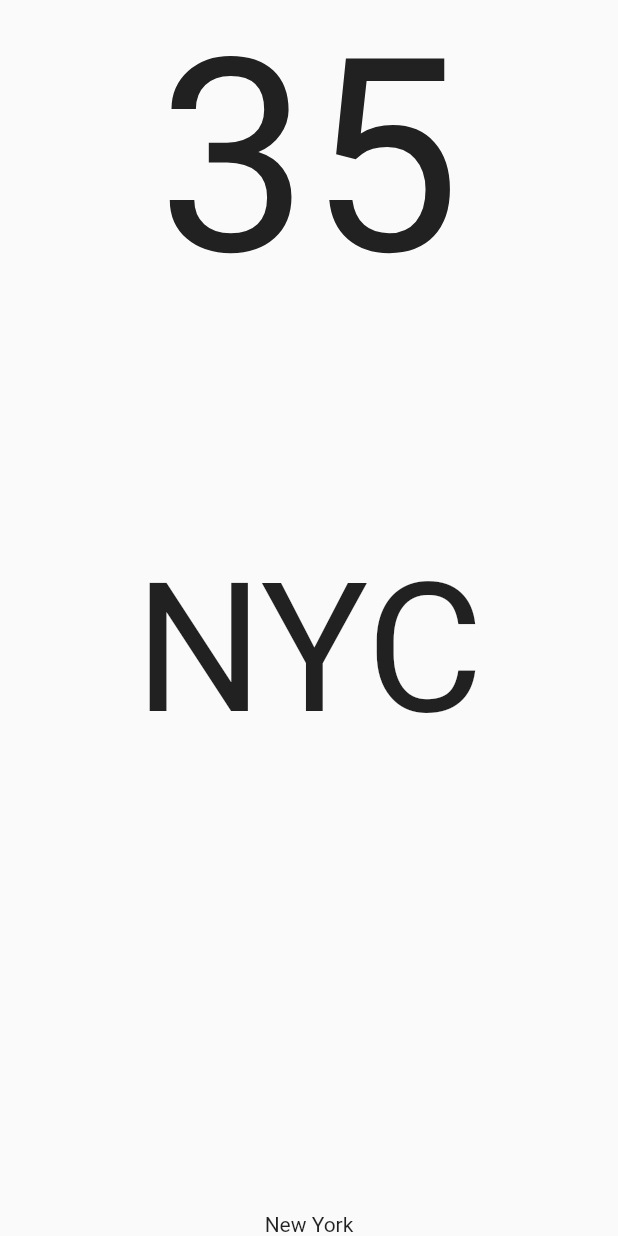
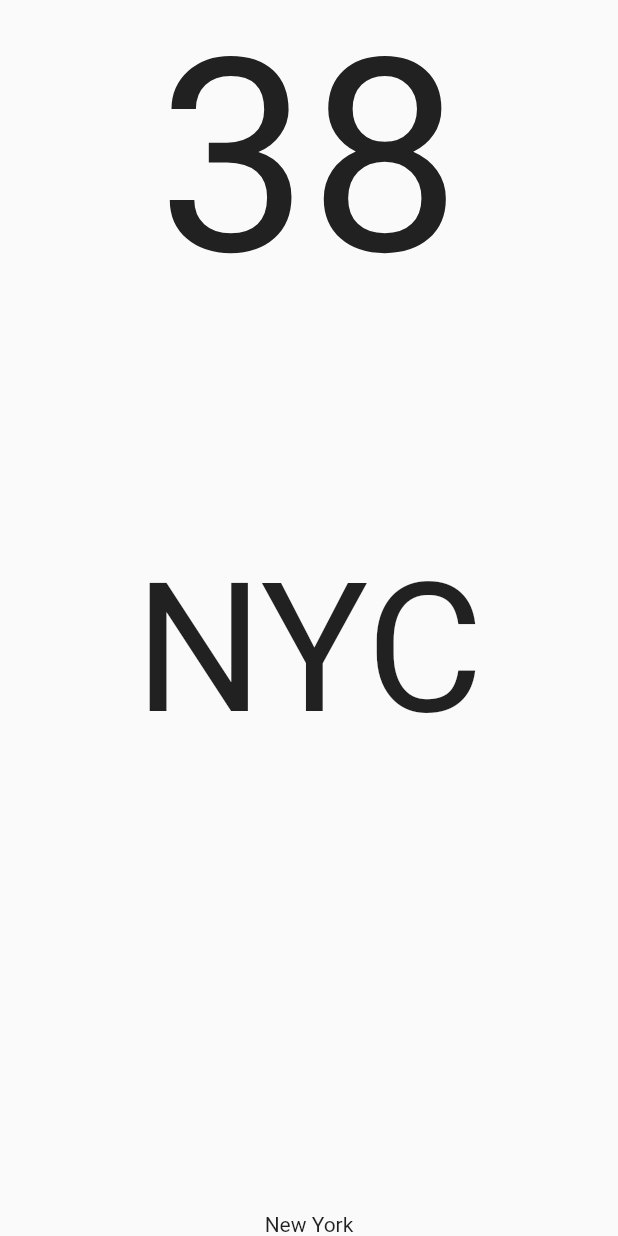
Before and after one commit to MyoThuKha/weather-app, a Flutter app: the screen it shows after launch, after a tap on an icon or button, on a phone screen of 412 x 824 dp. Run offline on Flutter 3.47's test engine with Material 2 defaults, Android fonts, the phone set to English and light mode, and no system bars.

Commit message:
pass datas between pages

```diff
--- a/lib/components/grid_item.dart
+++ b/lib/components/grid_item.dart
@@ -1,18 +1,26 @@
 import 'package:flutter/material.dart';
-import 'package:weather_app/pages/detail_page.dart';
 
 class GridItem extends StatelessWidget {
-  const GridItem({super.key});
+  final String temperature;
+  final String cityShort;
+  final String city;
 
-  final String temperature = "38";
-  final String cityShort = "nyc";
-  final String city = "New York";
+  const GridItem({
+    super.key,
+    required this.temperature,
+    required this.cityShort,
+    required this.city,
+  });
 
   @override
   Widget build(BuildContext context) {
     return GestureDetector(
       onTap: () {
-        Navigator.pushNamed(context, "detail");
+        Navigator.pushNamed(context, "detail", arguments: {
+          "temp": temperature,
+          "city": city,
+          "short": cityShort,
+        });
       },
       child: Container(
         decoration: BoxDecoration(
@@ -24,10 +32,10 @@ class GridItem extends StatelessWidget {
             mainAxisAlignment: MainAxisAlignment.spaceBetween,
             crossAxisAlignment: CrossAxisAlignment.start,
             children: [
-              Text(
-                "$temperature°",
-                style: const TextStyle(
-                  fontSize: 80,
+              FittedBox(
+                child: Text(
+                  "$temperature°",
+                  style: const TextStyle(fontSize: 100),
                 ),
               ),
               Column(
--- a/lib/pages/detail_page.dart
+++ b/lib/pages/detail_page.dart
@@ -1,11 +1,10 @@
 import 'package:flutter/material.dart';
 
 class DetailPage extends StatelessWidget {
-  DetailPage({super.key});
+  const DetailPage({super.key});
 
-  final String temperature = "35";
-  final String cityShort = "nyc".toUpperCase();
-  final String city = "New York";
+  // final String cityShort = "nyc".toUpperCase();
+  // final String city = "New York";
   final String humidity = "34%";
   final String wind = "2";
   final String visible = "10";
@@ -13,6 +12,13 @@ class DetailPage extends StatelessWidget {
   @override
   Widget build(BuildContext context) {
     double height = MediaQuery.of(context).size.width;
+    Map<String, String> routeData =
+        ModalRoute.of(context)!.settings.arguments as Map<String, String>;
+
+    String temperature = routeData["temp"]!;
+    String city = routeData["city"]!;
+    String cityShort = routeData["short"]!.toUpperCase();
+
     return Scaffold(
       body: SafeArea(
         child: SizedBox(
@@ -22,7 +28,7 @@ class DetailPage extends StatelessWidget {
             mainAxisAlignment: MainAxisAlignment.spaceBetween,
             children: [
               Text(
-                "$temperature",
+                temperature,
                 style: const TextStyle(fontSize: 180),
               ),
               Text(
--- a/lib/pages/home_page.dart
+++ b/lib/pages/home_page.dart
@@ -19,7 +19,7 @@ class HomePage extends StatelessWidget {
   Widget build(BuildContext context) {
     return Scaffold(
       body: SafeArea(
-        child: Column(
+        child: ListView(
           children: [
             //App Bar
             SizedBox(
@@ -47,16 +47,32 @@ class HomePage extends StatelessWidget {
             //Silver Grid View(items)
             GridView(
               shrinkWrap: true,
-              scrollDirection: Axis.vertical,
+              physics: const NeverScrollableScrollPhysics(),
               gridDelegate: const SliverGridDelegateWithFixedCrossAxisCount(
                 crossAxisCount: 2,
                 childAspectRatio: 203 / 316,
               ),
-              children: [
-                GridItem(),
-                GridItem(),
-                GridItem(),
-                GridItem(),
+              children: const [
+                GridItem(
+                  temperature: "38",
+                  city: "New York",
+                  cityShort: "nyc",
+                ),
+                GridItem(
+                  temperature: "28",
+                  city: "San Franciso",
+                  cityShort: "sfo",
+                ),
+                GridItem(
+                  temperature: "21",
+                  city: "London",
+                  cityShort: "lon",
+                ),
+                GridItem(
+                  temperature: "37",
+                  city: "Dubai",
+                  cityShort: "dub",
+                ),
               ],
             ),
           ],
```
